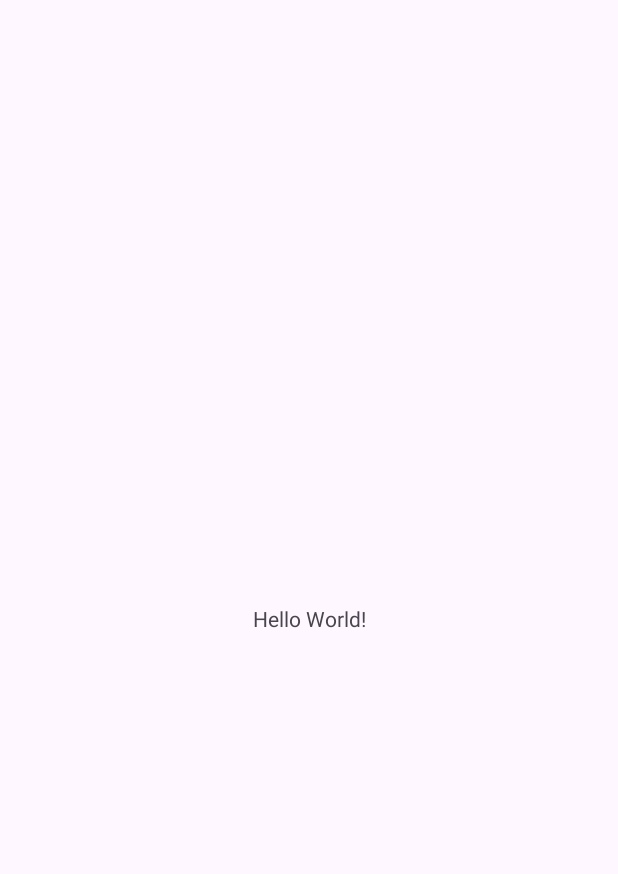
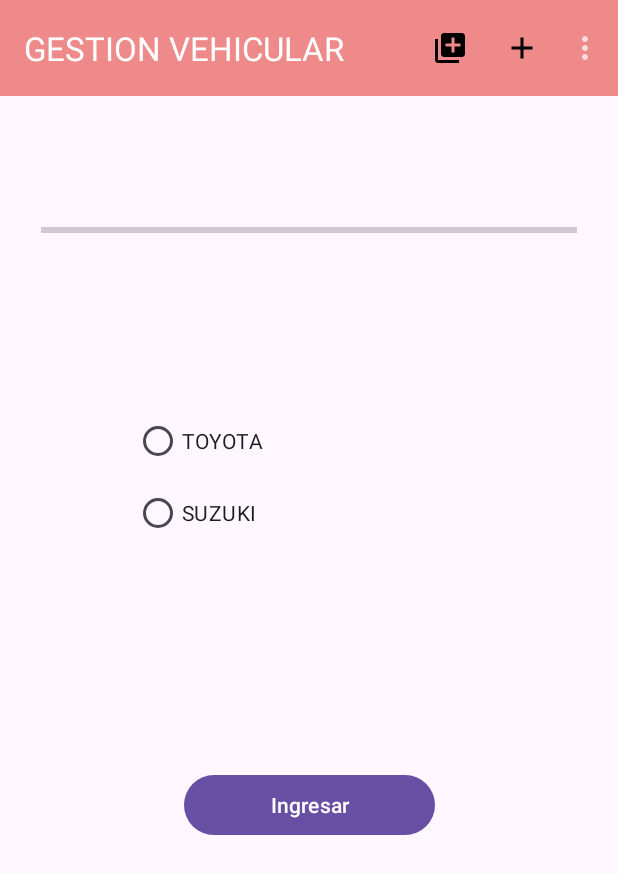
Before and after one commit to GabyValladares/ObjetosL-gicosExposicionesMovil, an Android app: the screen it shows after launch (MainActivity), on a phone screen of 412 x 824 dp. Before the commit the part shown is almost empty. Shown: the top 874 px of the screen. Run offline under Robolectric (Android 15) with nearby library versions, the phone set to English and light mode, and no system bars.

Commit message:
practica toolbar progressbar radiobutton

```diff
--- a/app/src/main/AndroidManifest.xml
+++ b/app/src/main/AndroidManifest.xml
@@ -7,7 +7,7 @@
         android:dataExtractionRules="@xml/data_extraction_rules"
         android:fullBackupContent="@xml/backup_rules"
         android:icon="@mipmap/ic_launcher"
-        android:label="@string/app_name"
+        android:label="GESTION VEHICULAR"
         android:roundIcon="@mipmap/ic_launcher_round"
         android:supportsRtl="true"
         android:theme="@style/Theme.PracticaObjetosLogicosMovilIIPA2023"
--- a/app/src/main/java/com/ggvc/practicaobjetoslogicosmoviliipa2023/MainActivity.java
+++ b/app/src/main/java/com/ggvc/practicaobjetoslogicosmoviliipa2023/MainActivity.java
@@ -1,14 +1,69 @@
 package com.ggvc.practicaobjetoslogicosmoviliipa2023;
 
 import androidx.appcompat.app.AppCompatActivity;
+import androidx.appcompat.widget.Toolbar;
 
 import android.os.Bundle;
+import android.os.Handler;
+import android.view.Menu;
+import android.view.MenuInflater;
+import android.view.View;
+import android.widget.Button;
+import android.widget.ProgressBar;
 
 public class MainActivity extends AppCompatActivity {
+    private Toolbar toolbar1;
 
+    //progeressbar
+    private ProgressBar progressBar;
+    private Button startButton;
+    private int progressStatus = 0;
+    private Handler handler = new Handler();
     @Override
     protected void onCreate(Bundle savedInstanceState) {
         super.onCreate(savedInstanceState);
         setContentView(R.layout.activity_main);
+        toolbar1=findViewById(R.id.toolbar);
+        setSupportActionBar(toolbar1);
+        progressBar = findViewById(R.id.progressBar);
+        startButton = findViewById(R.id.startButton);
+
+        startButton.setOnClickListener(new View.OnClickListener() {
+            @Override
+            public void onClick(View view) {
+                // Inicia un hilo para simular un proceso en segundo plano
+                new Thread(new Runnable() {
+                    public void run() {
+
+                        // Lógica para simular el progreso...
+                        while (progressStatus < 100) {
+                            progressStatus += 1;
+
+                            // Actualiza la barra de progreso en el hilo principal
+                            handler.post(new Runnable() {
+                                public void run() {
+                                    progressBar.setProgress(progressStatus);
+                                }
+                            });
+
+                            try {
+                                // Agrega una pequeña pausa para simular el progreso
+                                Thread.sleep(50);
+                            } catch (InterruptedException e) {
+                                e.printStackTrace();
+                            }
+                        }
+                    }
+                }).start();
+            }
+        });
+    }
+
+
+    @Override
+    public boolean onCreateOptionsMenu(Menu menu) {
+        MenuInflater inflater=getMenuInflater();
+        inflater.inflate(R.menu.menu,menu);
+        return true;
     }
 }
--- /dev/null
+++ b/app/src/main/res/drawable/baseline_add_24.xml
@@ -0,0 +1,5 @@
+<vector android:height="24dp" android:tint="#000000"
+    android:viewportHeight="24" android:viewportWidth="24"
+    android:width="24dp" xmlns:android="http://schemas.android.com/apk/res/android">
+    <path android:fillColor="@android:color/white" android:pathData="M19,13h-6v6h-2v-6H5v-2h6V5h2v6h6v2z"/>
+</vector>
--- /dev/null
+++ b/app/src/main/res/drawable/baseline_add_to_photos_24.xml
@@ -0,0 +1,5 @@
+<vector android:height="24dp" android:tint="#000000"
+    android:viewportHeight="24" android:viewportWidth="24"
+    android:width="24dp" xmlns:android="http://schemas.android.com/apk/res/android">
+    <path android:fillColor="@android:color/white" android:pathData="M4,6L2,6v14c0,1.1 0.9,2 2,2h14v-2L4,20L4,6zM20,2L8,2c-1.1,0 -2,0.9 -2,2v12c0,1.1 0.9,2 2,2h12c1.1,0 2,-0.9 2,-2L22,4c0,-1.1 -0.9,-2 -2,-2zM19,11h-4v4h-2v-4L9,11L9,9h4L13,5h2v4h4v2z"/>
+</vector>
--- a/app/src/main/res/layout/activity_main.xml
+++ b/app/src/main/res/layout/activity_main.xml
@@ -6,13 +6,54 @@
     android:layout_height="match_parent"
     tools:context=".MainActivity">
 
-    <TextView
-        android:layout_width="wrap_content"
-        android:layout_height="wrap_content"
-        android:text="Hello World!"
+
+    <include layout="@layout/toolbar"/>
+
+    <ProgressBar
+        android:id="@+id/progressBar"
+        style="?android:attr/progressBarStyleHorizontal"
+        android:layout_width="357dp"
+        android:layout_height="40dp"
         app:layout_constraintBottom_toBottomOf="parent"
         app:layout_constraintEnd_toEndOf="parent"
         app:layout_constraintStart_toStartOf="parent"
-        app:layout_constraintTop_toTopOf="parent" />
+        app:layout_constraintTop_toTopOf="parent"
+        app:layout_constraintVertical_bias="0.17" />
+
+    <Button
+        android:id="@+id/startButton"
+        android:layout_width="167dp"
+        android:layout_height="48dp"
+        android:text="Ingresar"
+        app:layout_constraintBottom_toBottomOf="parent"
+        app:layout_constraintEnd_toEndOf="parent"
+        app:layout_constraintStart_toStartOf="parent"
+        app:layout_constraintTop_toTopOf="parent"
+        app:layout_constraintVertical_bias="0.661" />
+
+    <RadioGroup
+        android:layout_width="232dp"
+        android:layout_height="112dp"
+        app:layout_constraintBottom_toBottomOf="parent"
+        app:layout_constraintEnd_toEndOf="parent"
+        app:layout_constraintHorizontal_bias="0.497"
+        app:layout_constraintStart_toStartOf="parent"
+        app:layout_constraintTop_toTopOf="parent"
+        app:layout_constraintVertical_bias="0.379">
+
+        <RadioButton
+            android:id="@+id/radioButton"
+            android:layout_width="match_parent"
+            android:layout_height="wrap_content"
+            android:text="TOYOTA" />
+
+        <RadioButton
+            android:id="@+id/radioButton2"
+            android:layout_width="match_parent"
+            android:layout_height="wrap_content"
+            android:text="SUZUKI" />
+
+
+    </RadioGroup>
 
 </androidx.constraintlayout.widget.ConstraintLayout>
--- /dev/null
+++ b/app/src/main/res/layout/toolbar.xml
@@ -0,0 +1,16 @@
+<?xml version="1.0" encoding="utf-8"?>
+<androidx.appcompat.widget.Toolbar xmlns:android="http://schemas.android.com/apk/res/android"
+    android:id="@+id/toolbar"
+    android:layout_width="match_parent"
+    android:layout_height="?attr/actionBarSize"
+    android:background="#EF8A8A"
+    android:theme="@style/ThemeOverlay.AppCompat.Dark">
+    <TextView
+        android:layout_width="wrap_content"
+        android:layout_height="wrap_content"
+        android:layout_marginStart="20dp"
+        android:layout_marginLeft="20dp"
+        android:textColor="@color/black"
+        android:text=""/>
+
+</androidx.appcompat.widget.Toolbar>
--- /dev/null
+++ b/app/src/main/res/menu/menu.xml
@@ -0,0 +1,50 @@
+<?xml version="1.0" encoding="utf-8"?>
+<menu xmlns:android="http://schemas.android.com/apk/res/android"
+    xmlns:app="http://schemas.android.com/apk/res-auto">
+
+    <item
+        android:title="ejemplo 1"
+        android:icon="@drawable/baseline_add_to_photos_24"
+        android:id="@+id/ejemplo"
+        app:itemIconTint="@color/black"
+        app:showAsAction="ifRoom" />
+
+
+
+
+
+    <item
+        android:title="OPC 1"
+        android:icon="@drawable/baseline_add_24"
+        android:id="@+id/opc1"
+        app:showAsAction="ifRoom"
+        app:itemIconTint="@color/black"
+        android:titleTextColor="#000000"
+
+
+        />
+
+
+    <item
+        android:title="FICHA VEHICULAR"
+        android:icon="@drawable/baseline_add_24"
+        android:id="@+id/opc2"
+        app:showAsAction="never"
+        app:itemIconTint="@color/black"
+        android:titleTextColor="#000000"
+
+
+        />
+
+    <item
+        android:id="@+id/opc3"
+        android:title="DATOS PERSONALES"
+        android:icon="@drawable/baseline_add_24"
+        app:showAsAction="never"
+        app:itemIconTint="@color/black"
+        android:titleTextColor="#000000"
+
+
+        />
+
+</menu>
```
